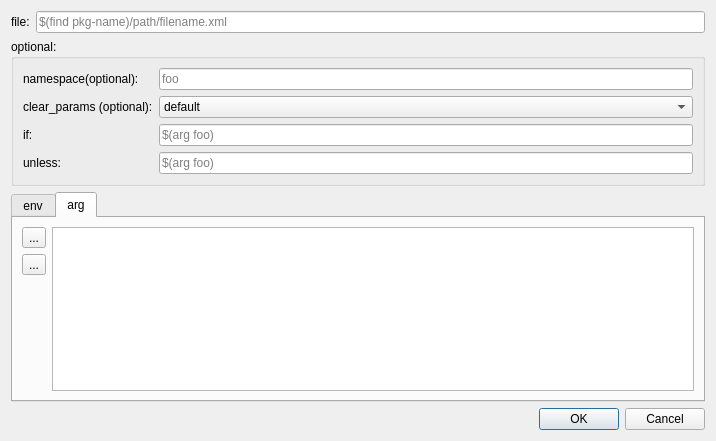
Old version of the form rxDev/src/tagItems/includeFileEdit.ui in the repository songxuchao/rxdeveloper-ros-pkg.
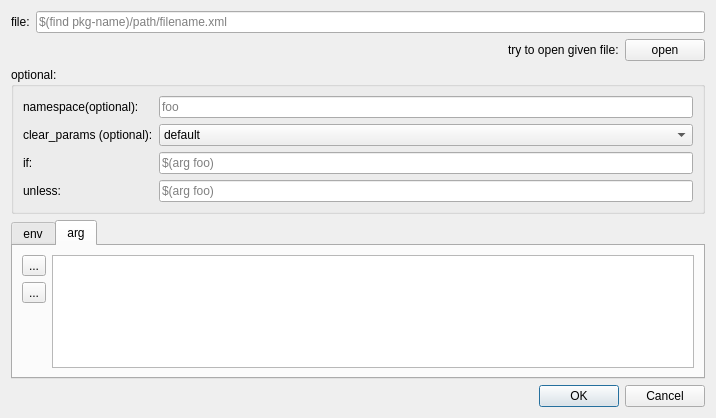
New version of the form. Icons and pictures are not drawn.

```diff
--- a/rxDev/src/tagItems/includeFileEdit.ui
+++ b/rxDev/src/tagItems/includeFileEdit.ui
@@ -7,7 +7,7 @@
     <x>0</x>
     <y>0</y>
     <width>716</width>
-    <height>441</height>
+    <height>418</height>
    </rect>
   </property>
   <property name="windowTitle">
@@ -18,7 +18,7 @@
     <normaloff>:/icons/logo.png</normaloff>:/icons/logo.png</iconset>
   </property>
   <layout class="QGridLayout" name="gridLayout_3">
-   <item row="0" column="0">
+   <item row="0" column="0" colspan="2">
     <layout class="QFormLayout" name="formLayout_2">
      <property name="fieldGrowthPolicy">
       <enum>QFormLayout::ExpandingFieldsGrow</enum>
@@ -39,7 +39,38 @@
      </item>
     </layout>
    </item>
-   <item row="1" column="0">
+   <item row="1" column="0" colspan="2">
+    <layout class="QHBoxLayout" name="horizontalLayout_3">
+     <item>
+      <spacer name="horizontalSpacer">
+       <property name="orientation">
+        <enum>Qt::Horizontal</enum>
+       </property>
+       <property name="sizeHint" stdset="0">
+        <size>
+         <width>40</width>
+         <height>20</height>
+        </size>
+       </property>
+      </spacer>
+     </item>
+     <item>
+      <widget class="QLabel" name="label_6">
+       <property name="text">
+        <string>try to open given file:</string>
+       </property>
+      </widget>
+     </item>
+     <item>
+      <widget class="QPushButton" name="pushButton_tryOpen">
+       <property name="text">
+        <string>open</string>
+       </property>
+      </widget>
+     </item>
+    </layout>
+   </item>
+   <item row="2" column="0" colspan="2">
     <widget class="QGroupBox" name="groupBox">
      <property name="title">
       <string>optional:</string>
@@ -116,7 +147,7 @@
      </layout>
     </widget>
    </item>
-   <item row="2" column="0">
+   <item row="3" column="0" colspan="2">
     <widget class="QTabWidget" name="tabWidget">
      <property name="currentIndex">
       <number>1</number>
@@ -236,7 +267,7 @@
      </widget>
     </widget>
    </item>
-   <item row="3" column="0">
+   <item row="4" column="1">
     <widget class="QDialogButtonBox" name="buttonBox">
      <property name="orientation">
       <enum>Qt::Horizontal</enum>
```
